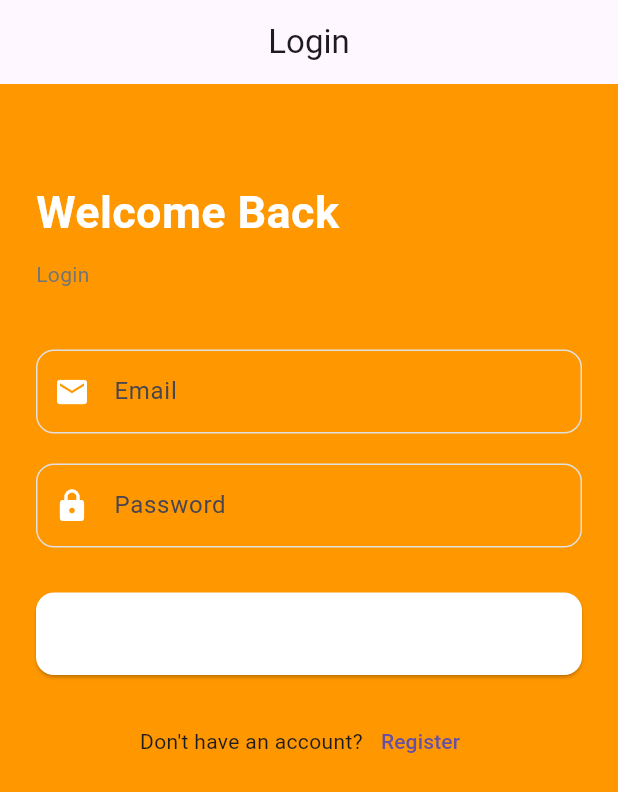
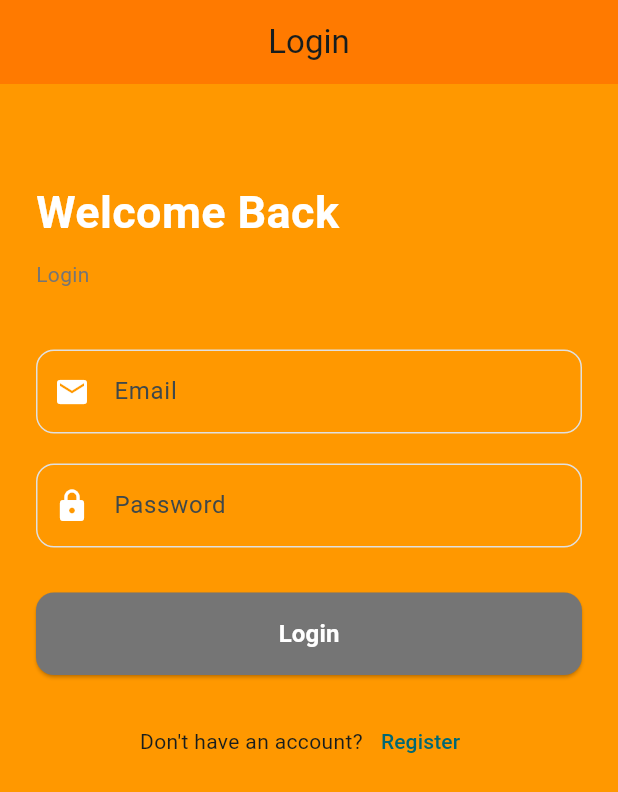
Before and after one commit to jamiehardiwijaya10/Eventra, a Flutter app: the screen it shows after launch, on a phone screen of 412 x 824 dp. Shown: the top 792 px of the screen. Run offline on Flutter 3.47's test engine with Material 3 defaults, Android fonts, the phone set to English and light mode, and no system bars.

Commit message:
Add Theme for App

```diff
--- a/lib/app/app.dart
+++ b/lib/app/app.dart
@@ -1,6 +1,7 @@
 import 'package:flutter/material.dart';
 // import '../features/splash/screen/splash_screen.dart';
 import 'package:eventra/features/auth/screens/login_screen.dart';
+import '../app/app_theme.dart';
 
 class EventraApp extends StatelessWidget {
   const EventraApp({super.key});
@@ -10,6 +11,7 @@ class EventraApp extends StatelessWidget {
     return MaterialApp(
       title: 'Eventra',
       debugShowCheckedModeBanner: false,
+      theme: AppTheme.lightTheme,
       home: LoginScreen(),
     );
   }
--- /dev/null
+++ b/lib/app/app_theme.dart
@@ -0,0 +1,53 @@
+import 'package:flutter/material.dart';
+import '../core/theme/app_color.dart';
+
+class AppTheme {
+  AppTheme._();
+
+  static ThemeData lightTheme = ThemeData(
+    useMaterial3: true,
+    scaffoldBackgroundColor: AppColor.primary,
+    colorScheme: ColorScheme.fromSeed(
+      seedColor: AppColor.grey,
+    ),
+
+    appBarTheme: const AppBarTheme(
+      backgroundColor: AppColor.primary,
+      elevation: 0,
+      centerTitle: true,
+    ),
+
+    elevatedButtonTheme: ElevatedButtonThemeData(
+      style: ElevatedButton.styleFrom(
+        backgroundColor: AppColor.grey,
+        foregroundColor: AppColor.black,
+        minimumSize: const Size(double.infinity, 55),
+        shape: RoundedRectangleBorder(
+          borderRadius: BorderRadius.circular(12),
+        ),
+      ),
+    ),
+
+    inputDecorationTheme: InputDecorationTheme(
+      border: OutlineInputBorder(
+        borderRadius: BorderRadius.circular(12),
+      ),
+
+      enabledBorder: OutlineInputBorder(
+        borderRadius: BorderRadius.circular(12),
+        borderSide: BorderSide(
+          color: AppColor.border,
+        ),
+      ),
+
+      focusedBorder: OutlineInputBorder(
+        borderRadius: BorderRadius.circular(12),
+        borderSide: BorderSide(
+          color: AppColor.grey,
+          width: 2,
+        ),
+      ),
+    ),
+  );
+
+}
--- /dev/null
+++ b/lib/core/constant/app_strings.dart
@@ -0,0 +1,9 @@
+class AppStrings {
+  AppStrings._();
+
+  static const nameApp = "Eventra";
+  static const login = "Login";
+  static const register = "Register";
+  static const email = "Email";
+  static const password = "Password";
+}
--- a/lib/features/auth/screens/login_screen.dart
+++ b/lib/features/auth/screens/login_screen.dart
@@ -3,6 +3,7 @@ import '../../../shared/widgets/custom_button.dart';
 import '../../../shared/widgets/custom_text_field.dart';
 import '../../../shared/widgets/custom_app_bar.dart';
 import '../../../core/theme/app_text_style.dart';
+import '../../../core/constant/app_strings.dart';
 
 class LoginScreen extends StatelessWidget {
   LoginScreen({super.key});
@@ -21,22 +22,16 @@ class LoginScreen extends StatelessWidget {
           children: [
             const SizedBox(height: 40),
 
-            const Text(
-              "Welcome Back",
-              style: AppTextStyle.title,
-            ),
+            const Text("Welcome Back", style: AppTextStyle.title),
 
             const SizedBox(height: 10),
 
-            const Text(
-              "Login",
-              style: AppTextStyle.subtitle,
-            ),
+            const Text(AppStrings.login, style: AppTextStyle.subtitle),
 
             const SizedBox(height: 40),
 
             CustomTextField(
-              hintText: "Email",
+              hintText: AppStrings.email,
               prefixIcon: Icons.email,
               controller: emailController,
             ),
@@ -44,7 +39,7 @@ class LoginScreen extends StatelessWidget {
             const SizedBox(height: 20),
 
             CustomTextField(
-              hintText: "Password",
+              hintText: AppStrings.password,
               prefixIcon: Icons.lock,
               obscureText: true,
               controller: passwordController,
@@ -53,7 +48,7 @@ class LoginScreen extends StatelessWidget {
             const SizedBox(height: 30),
 
             CustomButton(
-              text: "Login",
+              text: AppStrings.login,
               onPressed: () {
                 debugPrint("Users Login");
               },
@@ -65,7 +60,7 @@ class LoginScreen extends StatelessWidget {
               mainAxisAlignment: MainAxisAlignment.center,
               children: [
                 const Text("Don't have an account?"),
-                TextButton(onPressed: () {}, child: const Text("Register")),
+                TextButton(onPressed: () {}, child: const Text(AppStrings.register)),
               ],
             ),
           ],
--- a/lib/shared/widgets/custom_button.dart
+++ b/lib/shared/widgets/custom_button.dart
@@ -1,5 +1,5 @@
 import 'package:flutter/material.dart';
-import '../../core/theme/app_color.dart';
+// import '../../core/theme/app_color.dart';
 import '../../core/theme/app_text_style.dart';
 
 class CustomButton extends StatelessWidget {
@@ -14,13 +14,6 @@ class CustomButton extends StatelessWidget {
       height: 55,
       width: double.infinity,
       child: ElevatedButton(
-        style: ElevatedButton.styleFrom(
-          backgroundColor: AppColor.white,
-          foregroundColor: AppColor.primary,
-          shape: RoundedRectangleBorder(
-            borderRadius: BorderRadius.circular(12),
-          ),
-        ),
         onPressed: onPressed,
         child: Text(
           text,
--- a/lib/shared/widgets/custom_text_field.dart
+++ b/lib/shared/widgets/custom_text_field.dart
@@ -26,19 +26,6 @@ class CustomTextField extends StatelessWidget {
           prefixIcon,
           color: AppColor.white,
         ),
-        enabledBorder: OutlineInputBorder(
-          borderSide: const BorderSide(
-            color: AppColor.border,
-          ),
-          borderRadius: BorderRadius.circular(12),
-        ),
-        focusedBorder: OutlineInputBorder(
-          borderSide: const BorderSide(
-            color: AppColor.primary,
-            width: 2,
-          ),
-          borderRadius: BorderRadius.circular(12),
-        ),
       ),
     );
   }
```
Also changed, not shown: lib/app/theme.dart (deleted).
